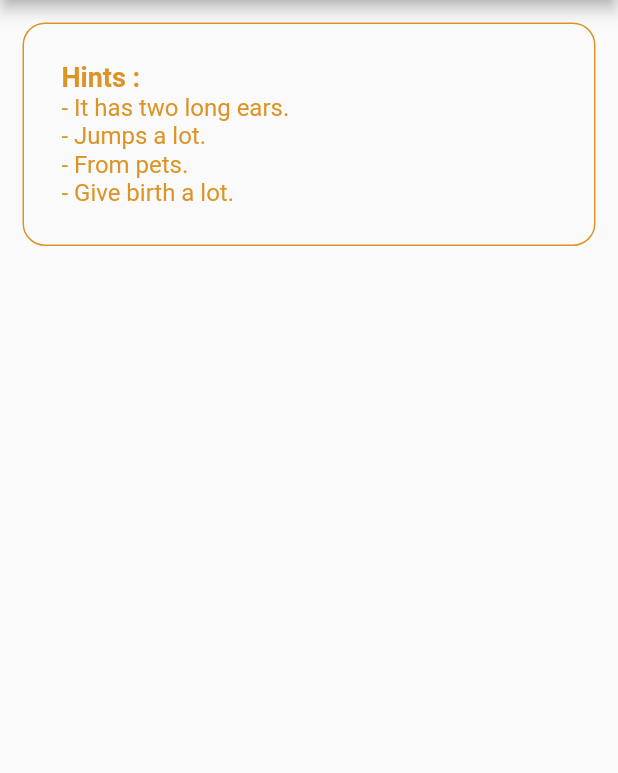
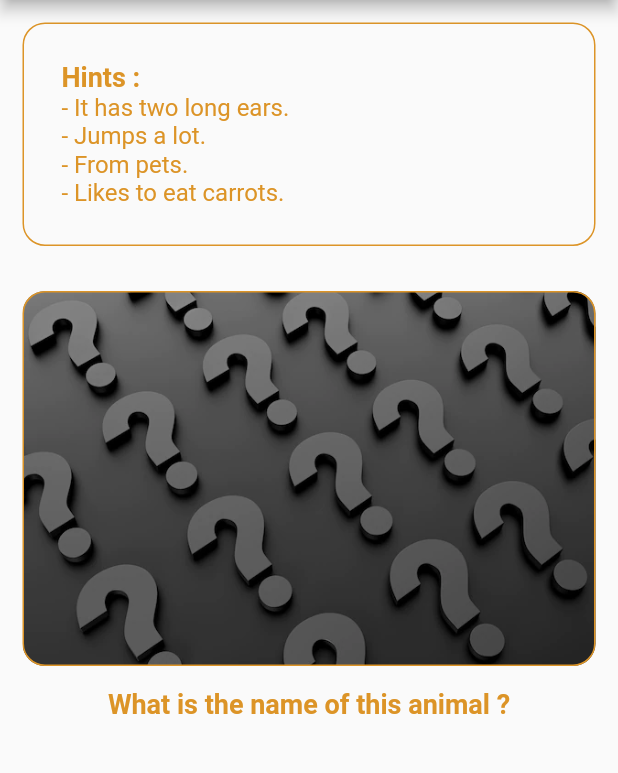
Before and after one commit to muradfarhat/Teach-App, a Flutter app: the rabit screen opened directly, on a phone screen of 412 x 824 dp, the part 84-857 px from its top. Run offline on Flutter 3.47's test engine with Material 2 defaults, Android fonts, the light colour scheme and no system bars.

Commit message:
rabitPage

```diff
--- a/lib/lion.dart
+++ b/lib/lion.dart
@@ -11,6 +11,7 @@ class lion extends StatefulWidget {
 
 class _lionState extends State<lion> {
   Color basicColor = const Color.fromARGB(255, 246, 63, 63);
+  bool wrong = true;
 
   @override
   Widget build(BuildContext context) {
--- a/lib/rabit.dart
+++ b/lib/rabit.dart
@@ -11,6 +11,7 @@ class rabit extends StatefulWidget {
 class _rabitState extends State<rabit> {
   Color basicColor = const Color.fromARGB(255, 246, 63, 63);
   double score = 0.0;
+  bool wrong = true;
 
   @override
   Widget build(BuildContext context) {
@@ -94,8 +95,8 @@ class _rabitState extends State<rabit> {
                 ),
                 Text(
                   widget.Ar_En == "ar"
-                      ? "- مشهور بكثرة الإنجاب."
-                      : "- Give birth a lot.",
+                      ? "- يحب أكل الجزر."
+                      : "- Likes to eat carrots.",
                   style: const TextStyle(
                       fontSize: 16, color: Color.fromARGB(255, 220, 148, 39)),
                   textDirection: widget.Ar_En == "ar"
@@ -104,7 +105,35 @@ class _rabitState extends State<rabit> {
                 ),
               ],
             ),
-          )
+          ),
+          Container(
+            margin: const EdgeInsets.all(15),
+            width: double.infinity,
+            height: 250,
+            decoration: BoxDecoration(
+                image: DecorationImage(
+                    image: wrong
+                        ? AssetImage("images/who.jpg")
+                        : AssetImage("images/rabit.jpg"),
+                    fit: BoxFit.cover),
+                border:
+                    Border.all(color: const Color.fromARGB(255, 220, 148, 39)),
+                borderRadius: const BorderRadius.all(Radius.circular(15))),
+          ),
+          Container(
+            margin: const EdgeInsets.only(bottom: 15),
+            child: Text(
+              widget.Ar_En == "ar"
+                  ? "ما هو اسم هذا الحيوان ؟"
+                  : "What is the name of this animal ?",
+              style: const TextStyle(
+                  fontWeight: FontWeight.bold,
+                  fontSize: 18,
+                  color: Color.fromARGB(255, 220, 148, 39)),
+              textDirection:
+                  widget.Ar_En == "ar" ? TextDirection.rtl : TextDirection.ltr,
+            ),
+          ),
         ],
       )),
     );
```
Also changed, not shown: images/rabit.jpg (added), images/who.jpg (added).
